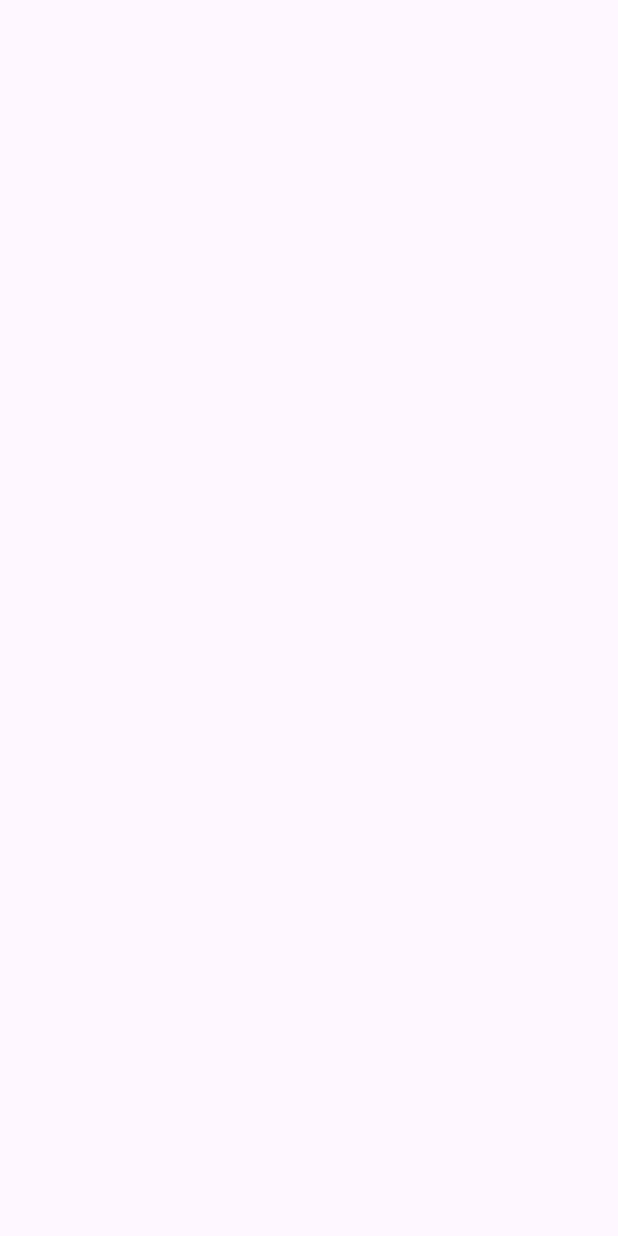
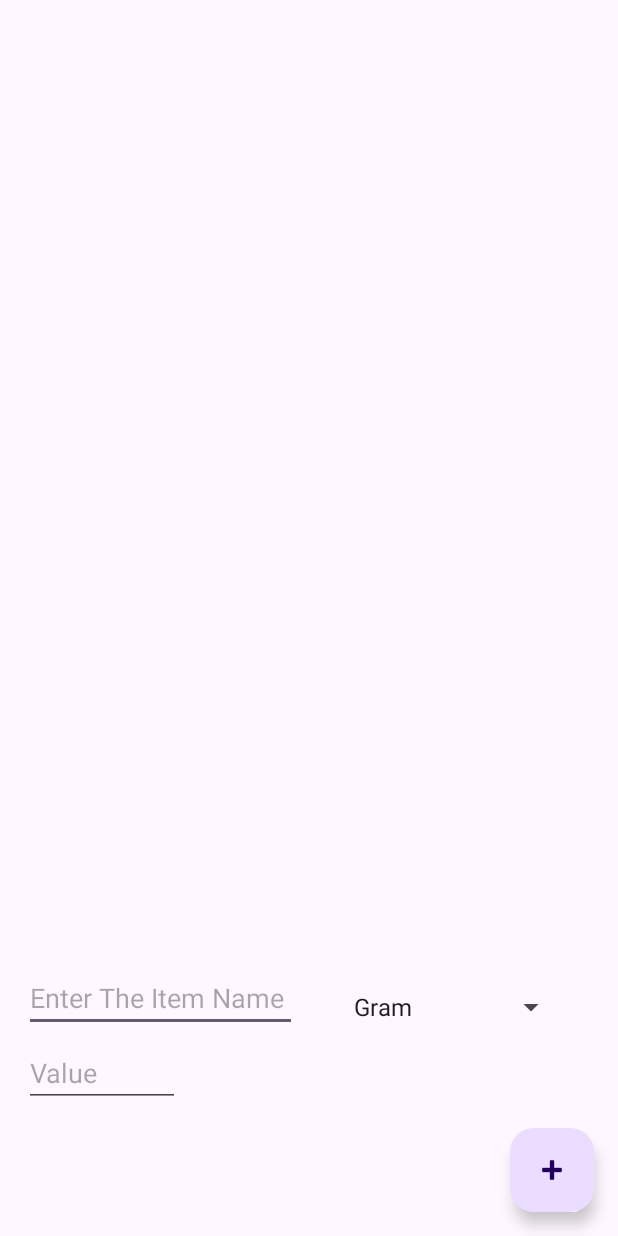
Before and after one commit to zeyd01/yemekAI, an Android app: the storage screen opened directly, with no data from a screen before it, on a phone screen of 412 x 824 dp. Before the commit the screen is empty. Run offline under Robolectric (Android 15) with nearby library versions, the phone set to English and light mode, and no system bars.

Commit message:
storage is done

```diff
--- a/app/src/main/java/com/example/yemekai/Account.java
+++ b/app/src/main/java/com/example/yemekai/Account.java
@@ -34,4 +34,8 @@ public class Account {
     public void setPassword(String password) {
         this.password = password;
     }
+
+    public String toString() {
+        return name + " " + email + " " +password;
+    }
 }
--- a/app/src/main/java/com/example/yemekai/storage.java
+++ b/app/src/main/java/com/example/yemekai/storage.java
@@ -3,12 +3,96 @@ package com.example.yemekai;
 import androidx.appcompat.app.AppCompatActivity;
 
 import android.os.Bundle;
+import android.util.Log;
+import android.view.View;
+import android.widget.AdapterView;
+import android.widget.ArrayAdapter;
+import android.widget.Button;
+import android.widget.EditText;
+import android.widget.Spinner;
+import android.widget.TextView;
+import android.widget.Toast;
+
+import com.google.android.material.floatingactionbutton.FloatingActionButton;
+
+import java.util.ArrayList;
+import java.util.List;
 
 public class storage extends AppCompatActivity {
+    boolean selected;
+    EditText et1,et2;
+    TextView tw1;
+    FloatingActionButton b1;
+    public List<ItemL> items;
 
     @Override
     protected void onCreate(Bundle savedInstanceState) {
         super.onCreate(savedInstanceState);
         setContentView(R.layout.storage);
+
+        Spinner spinner=findViewById(R.id.spinner);
+        et1=findViewById(R.id.editTextText2);
+        tw1=findViewById(R.id.textViewv);
+        et2=findViewById(R.id.editTextNumber2);
+        b1=findViewById(R.id.floatingActionButton);
+        b1.setOnClickListener(new View.OnClickListener() {
+            @Override
+            public void onClick(View view) {
+                createItem();
+            }
+        });
+        items=new ArrayList<>();
+        spinner.setOnItemSelectedListener(new AdapterView.OnItemSelectedListener() {
+            @Override
+            public void onItemSelected(AdapterView<?> adapterView, View view, int position, long l) {
+                String itemM= adapterView.getItemAtPosition(position).toString();
+                selected=true;
+            }
+
+            @Override
+            public void onNothingSelected(AdapterView<?> adapterView) {
+            selected=false;
+            }
+        });
+        ArrayList<String> arrayList= new ArrayList<>();
+        arrayList.add("Gram");
+        arrayList.add("Kilogram");
+        arrayList.add("Mililitre");
+        arrayList.add("Litre");
+        ArrayAdapter<String> adapter= new ArrayAdapter<>(this, android.R.layout.simple_spinner_item,arrayList);
+        adapter.setDropDownViewResource(android.R.layout.select_dialog_singlechoice);
+        spinner.setAdapter(adapter);
     }
+
+    public void createItem() {
+        String itemName = et1.getText().toString();
+        String value=et2.getText().toString();
+        String measure = "";
+        if (selected) {
+            Spinner spinner = findViewById(R.id.spinner);
+            measure = spinner.getSelectedItem().toString();
+        }
+
+        if (itemName.isEmpty() || !selected || value.isEmpty()) {
+            Toast t = Toast.makeText(this, "Enter an item", Toast.LENGTH_SHORT);
+            t.show();
+            return;
+
+        }
+
+        ItemL newItem = new ItemL(itemName,value,measure);
+        items.add(newItem);
+
+        StringBuilder listStringBuilder = new StringBuilder();
+        for (ItemL item : items) {
+            listStringBuilder.append(item.toString()).append("\n\n");
+        }
+        tw1.setText(listStringBuilder.toString());
+
+    }
+
+
+
+
+
 }
--- a/app/src/main/res/layout/storage.xml
+++ b/app/src/main/res/layout/storage.xml
@@ -1,6 +1,60 @@
 <?xml version="1.0" encoding="utf-8"?>
 <androidx.constraintlayout.widget.ConstraintLayout xmlns:android="http://schemas.android.com/apk/res/android"
+    xmlns:app="http://schemas.android.com/apk/res-auto"
+    xmlns:tools="http://schemas.android.com/tools"
     android:layout_width="match_parent"
     android:layout_height="match_parent">
 
+    <TextView
+        android:id="@+id/textViewv"
+        android:layout_width="wrap_content"
+        android:layout_height="wrap_content"
+        android:layout_marginStart="29dp"
+        android:layout_marginTop="52dp"
+        app:layout_constraintStart_toStartOf="parent"
+        app:layout_constraintTop_toTopOf="parent" />
+
+    <com.google.android.material.floatingactionbutton.FloatingActionButton
+        android:id="@+id/floatingActionButton"
+        android:layout_width="wrap_content"
+        android:layout_height="wrap_content"
+        android:layout_marginEnd="16dp"
+        android:layout_marginBottom="16dp"
+        android:clickable="true"
+        app:layout_constraintBottom_toBottomOf="parent"
+        app:layout_constraintEnd_toEndOf="parent"
+        app:srcCompat="@android:drawable/ic_input_add" />
+
+    <Spinner
+        android:id="@+id/spinner"
+        android:layout_width="150dp"
+        android:layout_height="41dp"
+        android:layout_marginEnd="34dp"
+        android:layout_marginBottom="132dp"
+        app:layout_constraintBottom_toBottomOf="parent"
+        app:layout_constraintEnd_toEndOf="parent" />
+
+    <EditText
+        android:id="@+id/editTextText2"
+        android:layout_width="182dp"
+        android:layout_height="39dp"
+        android:layout_marginStart="16dp"
+        android:layout_marginBottom="136dp"
+        android:ems="10"
+        android:hint="Enter The Item Name"
+        android:inputType="text"
+        app:layout_constraintBottom_toBottomOf="parent"
+        app:layout_constraintStart_toStartOf="parent" />
+
+    <EditText
+        android:id="@+id/editTextNumber2"
+        android:layout_width="104dp"
+        android:layout_height="42dp"
+        android:layout_marginStart="16dp"
+        android:layout_marginTop="8dp"
+        android:ems="10"
+        android:hint="Value"
+        android:inputType="number"
+        app:layout_constraintStart_toStartOf="parent"
+        app:layout_constraintTop_toBottomOf="@+id/editTextText2" />
 </androidx.constraintlayout.widget.ConstraintLayout>
--- a/app/src/main/res/values/strings.xml
+++ b/app/src/main/res/values/strings.xml
@@ -1,4 +1,5 @@
 <resources>
     <string name="app_name">YemekAI</string>
     <string name="title_activity_register">register</string>
+
 </resources>
```
Also changed, not shown: app/src/main/java/com/example/yemekai/ItemL.java (added, +41 -0 lines), app/src/main/java/com/example/yemekai/favFood.java (+11 -1 lines).
